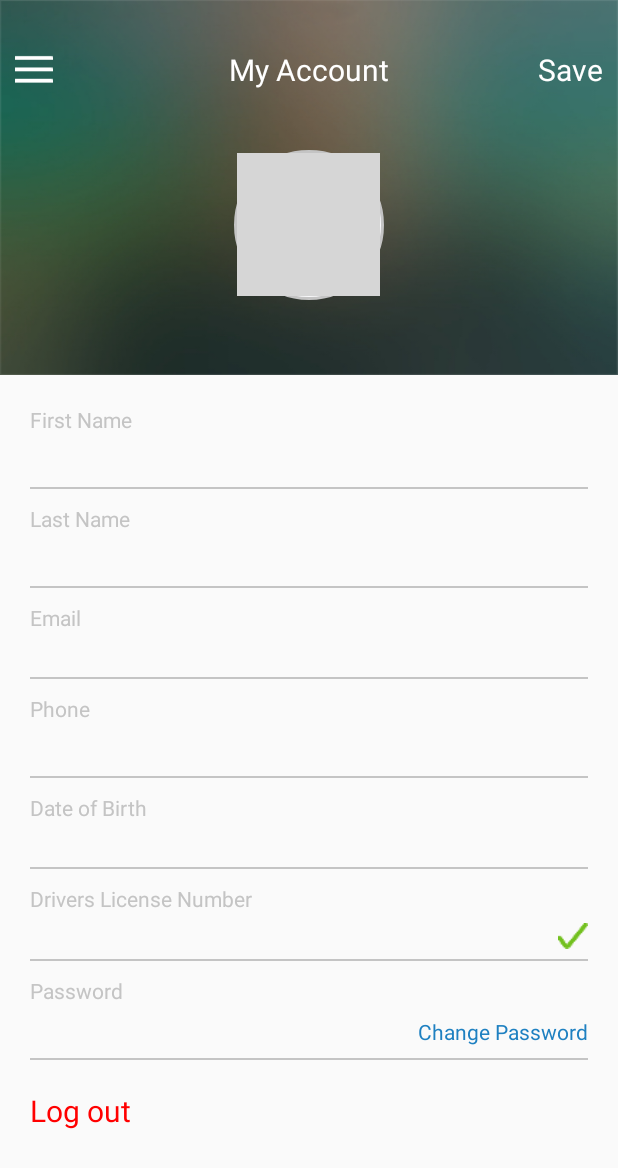
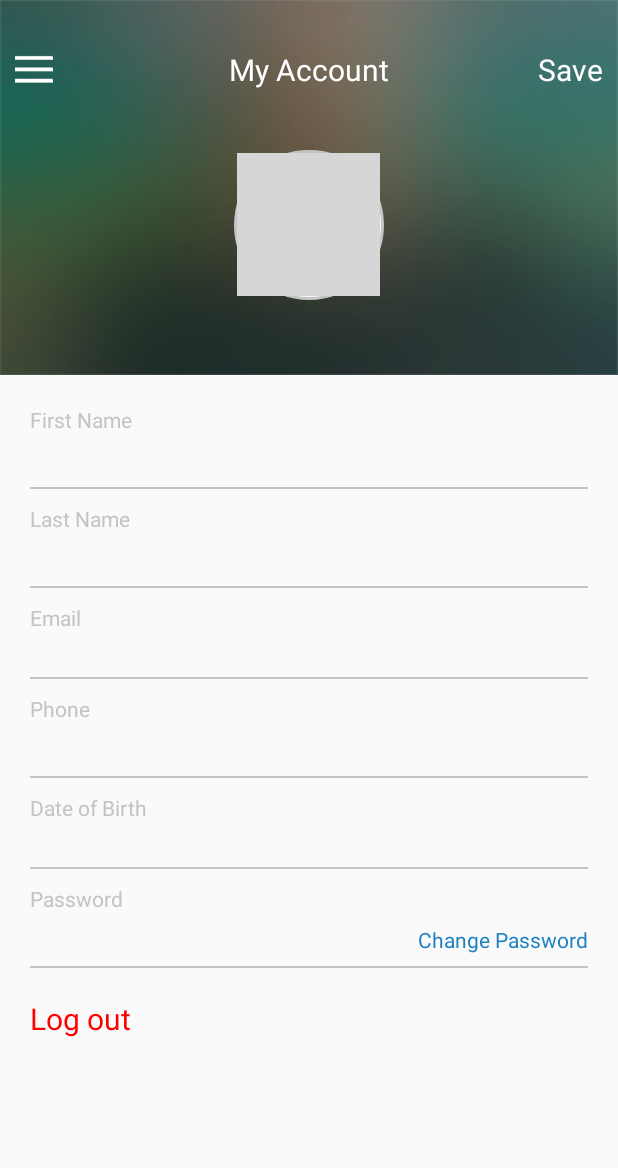
Before and after one commit to alexmbous/BlueDuck, an Android app: the MyAccountActivity screen opened directly, with no data from a screen before it, on a phone screen of 412 x 824 dp. Shown: the top 1168 px of the screen. Run offline under Robolectric (Android 15) with nearby library versions, the phone set to English and light mode, and no system bars; pictures from the network do not load; grey boxes are pictures that could not be loaded.

Commit message:
UI fixes
- fix ride cost amount to be displayed to 2 decimal places
- fix drivers license rationale text (remove it)
- remove drivers license field from my account page

```diff
--- a/BlueDuck/app/src/main/java/com/blueduck/ride/history/HistoryDetailsDialog.java
+++ b/BlueDuck/app/src/main/java/com/blueduck/ride/history/HistoryDetailsDialog.java
@@ -17,6 +17,8 @@ import com.blueduck.ride.history.bean.HistoryBean;
 import com.bumptech.glide.Glide;
 import com.bumptech.glide.load.engine.DiskCacheStrategy;
 import com.google.android.gms.maps.model.LatLng;
+
+import java.text.DecimalFormat;
 
 /**
  * 骑行历史记录详情对话框
@@ -95,7 +97,9 @@ public class HistoryDetailsDialog extends Dialog implements View.OnClickListener
         rideTime.setText(Utils.hourMinuteFormat(sumTime));
         if (historyBean.getAmount() != null) {
             double amount = Double.parseDouble(historyBean.getAmount());
-            cost.setText(mContext.getString(R.string.dollar) + amount);
+            DecimalFormat twoPlaces = new DecimalFormat("0.00");
+            String fixedAmount = twoPlaces.format(amount);
+            cost.setText(mContext.getString(R.string.dollar) + fixedAmount);
         }else{
             cost.setText(mContext.getString(R.string.dollar) + 0.0);
         }
--- a/BlueDuck/app/src/main/res/layout/enable_location_activity.xml
+++ b/BlueDuck/app/src/main/res/layout/enable_location_activity.xml
@@ -27,15 +27,6 @@
         android:textColor="@color/main_colors"
         android:layout_marginTop="20dp"/>
 
-    <TextView
-        android:layout_width="match_parent"
-        android:layout_height="wrap_content"
-        android:layout_marginLeft="50dp"
-        android:layout_marginRight="50dp"
-        android:layout_marginTop="10dp"
-        android:gravity="center"
-        android:text="@string/scan_driver_license_description_text"/>
-
     <RelativeLayout
         android:layout_width="match_parent"
         android:layout_height="match_parent">
--- a/BlueDuck/app/src/main/res/layout/my_account_activity.xml
+++ b/BlueDuck/app/src/main/res/layout/my_account_activity.xml
@@ -180,45 +180,45 @@
 
             <!-- drivers license number -->
 
-            <TextView
-                android:layout_width="wrap_content"
-                android:layout_height="wrap_content"
-                android:textColor="@color/description_color"
-                android:layout_marginLeft="20dp"
-                android:layout_marginTop="10dp"
-                android:text="@string/drivers_license_number"/>
+            <!--<TextView-->
+                <!--android:layout_width="wrap_content"-->
+                <!--android:layout_height="wrap_content"-->
+                <!--android:textColor="@color/description_color"-->
+                <!--android:layout_marginLeft="20dp"-->
+                <!--android:layout_marginTop="10dp"-->
+                <!--android:text="@string/drivers_license_number"/>-->
 
-            <RelativeLayout
-                android:layout_width="match_parent"
-                android:layout_height="wrap_content"
-                android:layout_marginLeft="20dp"
-                android:layout_marginRight="20dp"
-                android:layout_marginTop="5dp">
+            <!--<RelativeLayout-->
+                <!--android:layout_width="match_parent"-->
+                <!--android:layout_height="wrap_content"-->
+                <!--android:layout_marginLeft="20dp"-->
+                <!--android:layout_marginRight="20dp"-->
+                <!--android:layout_marginTop="5dp">-->
 
-                <TextView
-                    android:id="@+id/drivers_license_number_edit"
-                    android:layout_width="match_parent"
-                    android:layout_height="wrap_content"
-                    android:layout_marginRight="30dp"
-                    android:layout_centerVertical="true"/>
+                <!--<TextView-->
+                    <!--android:id="@+id/drivers_license_number_edit"-->
+                    <!--android:layout_width="match_parent"-->
+                    <!--android:layout_height="wrap_content"-->
+                    <!--android:layout_marginRight="30dp"-->
+                    <!--android:layout_centerVertical="true"/>-->
 
-                <ImageView
-                    android:id="@+id/drivers_license_number_image"
-                    android:layout_width="20dp"
-                    android:layout_height="20dp"
-                    android:src="@drawable/end_ride_check"
-                    android:layout_alignParentRight="true"
-                    android:layout_centerVertical="true"/>
+                <!--<ImageView-->
+                    <!--android:id="@+id/drivers_license_number_image"-->
+                    <!--android:layout_width="20dp"-->
+                    <!--android:layout_height="20dp"-->
+                    <!--android:src="@drawable/end_ride_check"-->
+                    <!--android:layout_alignParentRight="true"-->
+                    <!--android:layout_centerVertical="true"/>-->
 
-            </RelativeLayout>
+            <!--</RelativeLayout>-->
 
-            <View
-                android:layout_width="match_parent"
-                android:layout_height="1dp"
-                android:background="@color/description_color"
-                android:layout_marginLeft="20dp"
-                android:layout_marginRight="20dp"
-                android:layout_marginTop="5dp"/>
+            <!--<View-->
+                <!--android:layout_width="match_parent"-->
+                <!--android:layout_height="1dp"-->
+                <!--android:background="@color/description_color"-->
+                <!--android:layout_marginLeft="20dp"-->
+                <!--android:layout_marginRight="20dp"-->
+                <!--android:layout_marginTop="5dp"/>-->
 
             <!-- password -->
 
```
